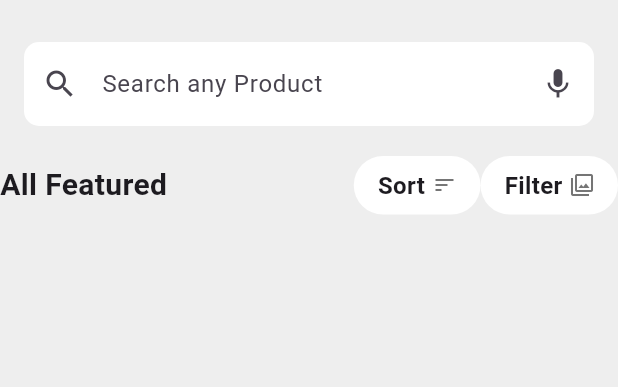
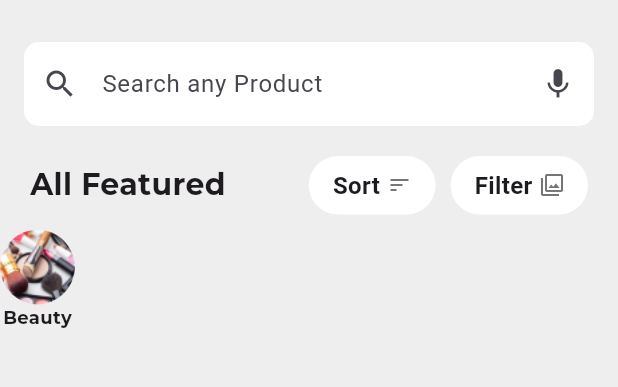
Before and after one commit to boypaida12/ecommerceapp, a Flutter app: the HomeScreen screen opened directly, on a phone screen of 412 x 824 dp, the part 72-459 px from its top. Run offline on Flutter 3.47's test engine with Material 3 defaults, Android fonts, the phone set to English and light mode, and no system bars; our stand-ins replace dots_indicator, font_awesome_flutter, introduction_screen.

Commit message:
Added feature categories

```diff
--- a/lib/app_screens/home_screen.dart
+++ b/lib/app_screens/home_screen.dart
@@ -53,17 +53,42 @@ class _HomeScreenState extends State<HomeScreen> {
               ),
             ),
           ),
-          Row(
+          Padding(
+            padding: const EdgeInsets.symmetric(horizontal: 20.0),
+            child: Row(
               mainAxisAlignment: MainAxisAlignment.spaceBetween,
               children: [
                 Text(
                   'All Featured',
-                style: TextStyle(fontSize: 20, fontWeight: FontWeight.bold),
+                  style: TextStyle(
+                      fontFamily: 'Montserrat',
+                      fontSize: 20,
+                      fontWeight: FontWeight.bold),
                 ),
                 Row(
                   children: [
                     PillWidget(trailingIcon: Icons.sort, text: 'Sort'),
+                    SizedBox(width: 10),
                     PillWidget(trailingIcon: Icons.filter, text: 'Filter')
+                  ],
+                )
+              ],
+            ),
+          ),
+          SizedBox(height: 10),
+          Row(
+            children: [
+              Column(
+                children: [
+                  ClipOval(
+                    child: Image.asset('assets/images/featured.png',
+                        fit: BoxFit.cover, height: 50, width: 50),
+                  ),
+                  Text('Beauty',
+                      style: TextStyle(
+                          fontWeight: FontWeight.bold,
+                          fontSize: 12,
+                          fontFamily: 'Montserrat')),
                 ],
               )
             ],
```
Also changed, not shown: assets/images/featured.png (added). Lines whose indentation alone changed are shown as unchanged.
